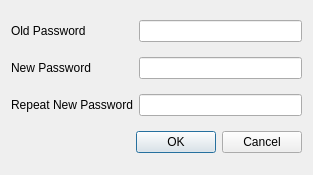
dsgoficial/DsgTools, file UserTools/alter_user_password.ui: the form before one commit.
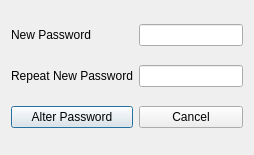
The form after the commit.

Commit message: alter password working

The edit to the form file:
```diff
--- a/UserTools/alter_user_password.ui
+++ b/UserTools/alter_user_password.ui
@@ -6,36 +6,39 @@
    <rect>
     <x>0</x>
     <y>0</y>
-    <width>313</width>
-    <height>175</height>
+    <width>254</width>
+    <height>155</height>
    </rect>
   </property>
   <property name="windowTitle">
    <string>Alter User Password</string>
   </property>
   <layout class="QGridLayout" name="gridLayout">
-   <item row="0" column="0">
-    <widget class="QLabel" name="label">
-     <property name="text">
-      <string>Old Password</string>
-     </property>
-    </widget>
-   </item>
-   <item row="0" column="1">
-    <widget class="QLineEdit" name="oldPasswordLineEdit">
-     <property name="echoMode">
-      <enum>QLineEdit::Password</enum>
-     </property>
-    </widget>
-   </item>
    <item row="1" column="0">
+    <widget class="QLabel" name="label_3">
+     <property name="text">
+      <string>Repeat New Password</string>
+     </property>
+    </widget>
+   </item>
+   <item row="1" column="1">
+    <widget class="QLineEdit" name="newPasswordLineEdit_2">
+     <property name="focusPolicy">
+      <enum>Qt::StrongFocus</enum>
+     </property>
+     <property name="echoMode">
+      <enum>QLineEdit::Password</enum>
+     </property>
+    </widget>
+   </item>
+   <item row="0" column="0">
     <widget class="QLabel" name="label_2">
      <property name="text">
       <string>New Password</string>
      </property>
     </widget>
    </item>
-   <item row="1" column="1">
+   <item row="0" column="1">
     <widget class="QLineEdit" name="newPasswordLineEdit">
      <property name="echoMode">
       <enum>QLineEdit::Password</enum>
@@ -43,26 +46,16 @@
     </widget>
    </item>
    <item row="2" column="0">
-    <widget class="QLabel" name="label_3">
+    <widget class="QPushButton" name="alterPasswordButton">
      <property name="text">
-      <string>Repeat New Password</string>
+      <string>Alter Password</string>
      </property>
     </widget>
    </item>
    <item row="2" column="1">
-    <widget class="QLineEdit" name="newPasswordLineEdit_2">
-     <property name="echoMode">
-      <enum>QLineEdit::Password</enum>
-     </property>
-    </widget>
-   </item>
-   <item row="3" column="0" colspan="2">
-    <widget class="QDialogButtonBox" name="buttonBox">
-     <property name="orientation">
-      <enum>Qt::Horizontal</enum>
-     </property>
-     <property name="standardButtons">
-      <set>QDialogButtonBox::Cancel|QDialogButtonBox::Ok</set>
+    <widget class="QPushButton" name="cancelButton">
+     <property name="text">
+      <string>Cancel</string>
      </property>
     </widget>
    </item>
```
Left out of the diff: 38 changed lines with no effect on the pictures. The commit also changes 5 other files.
